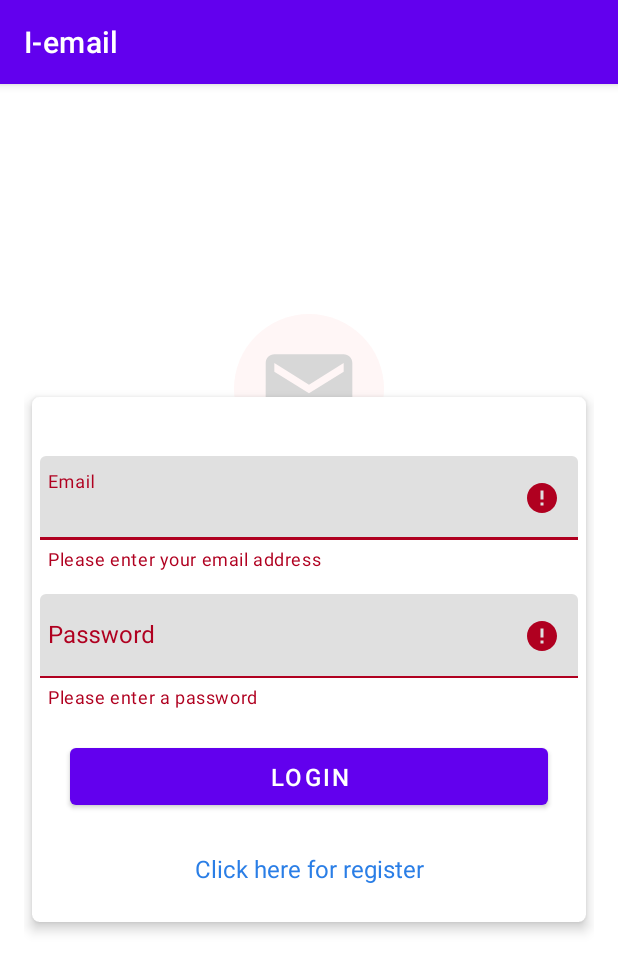
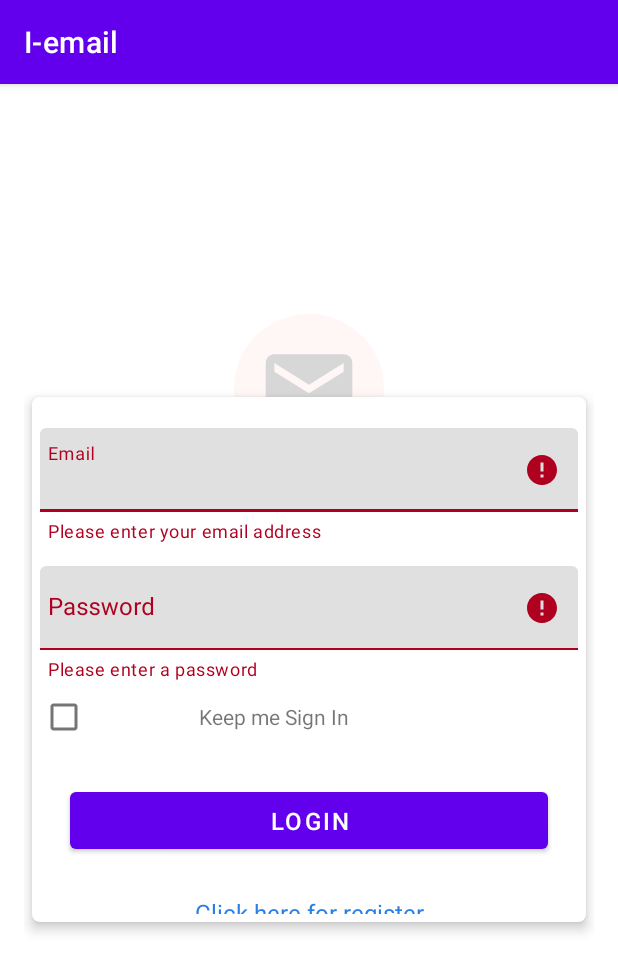
Before and after one commit to Rikanthan/voice_email, an Android app: the screen it shows after launch (MainActivity), after a tap on "LOGIN", on a phone screen of 412 x 824 dp. Shown: the top 972 px of the screen. Run offline under Robolectric (Android 15) with nearby library versions, the phone set to English and light mode, and no system bars; our stand-ins replace Firebase (no records; nobody signed in at launch, a user with empty details on screens opened directly).

Commit message:
add keep me sign in

```diff
--- a/app/src/main/java/com/example/i_email/MainActivity.java
+++ b/app/src/main/java/com/example/i_email/MainActivity.java
@@ -3,13 +3,17 @@ package com.example.i_email;
 import androidx.annotation.NonNull;
 import androidx.appcompat.app.AppCompatActivity;
 
+import android.content.Context;
 import android.content.Intent;
+import android.content.SharedPreferences;
 import android.os.Bundle;
 import android.speech.tts.TextToSpeech;
 import android.util.Log;
 import android.util.Patterns;
 import android.view.View;
+import android.view.inputmethod.InputMethodManager;
 import android.widget.Button;
+import android.widget.CheckBox;
 import android.widget.EditText;
 import android.widget.TextView;
 import android.widget.Toast;
@@ -25,16 +29,20 @@ import java.util.Locale;
 
 import static android.content.ContentValues.TAG;
 
-public class MainActivity extends AppCompatActivity {
+public class MainActivity extends AppCompatActivity implements View.OnClickListener {
 
     EditText email, password;
     Button login;
     TextView register;
+    String userEmail, userPassword;
     boolean isEmailValid, isPasswordValid;
     TextInputLayout emailError, passError;
     private FirebaseAuth mAuth;
     TextToSpeech speechText;
-
+    private CheckBox saveLoginCheckBox;
+    private SharedPreferences loginPreferences;
+    private SharedPreferences.Editor loginPrefsEditor;
+    private Boolean saveLogin;
     @Override
     protected void onCreate(Bundle savedInstanceState) {
         super.onCreate(savedInstanceState);
@@ -44,6 +52,16 @@ public class MainActivity extends AppCompatActivity {
         password = (EditText) findViewById(R.id.password);
         login = (Button) findViewById(R.id.login);
         register = (TextView) findViewById(R.id.register);
+        saveLoginCheckBox = (CheckBox)findViewById(R.id.saveLoginCheckBox);
+        loginPreferences = getSharedPreferences("loginPrefs", MODE_PRIVATE);
+        loginPrefsEditor = loginPreferences.edit();
+        saveLogin = loginPreferences.getBoolean("saveLogin", false);
+        if (saveLogin == true) {
+            email.setText(loginPreferences.getString("username", ""));
+            password.setText(loginPreferences.getString("password", ""));
+            saveLoginCheckBox.setChecked(true);
+        }
+
         emailError = (TextInputLayout) findViewById(R.id.emailError);
         passError = (TextInputLayout) findViewById(R.id.passError);
         mAuth = FirebaseAuth.getInstance();
@@ -63,12 +81,13 @@ public class MainActivity extends AppCompatActivity {
                 }
             }
         });
-        login.setOnClickListener(new View.OnClickListener() {
-            @Override
-            public void onClick(View v) {
-                SetValidation();
-            }
-        });
+        login.setOnClickListener(this);
+//        login.setOnClickListener(new View.OnClickListener() {
+//            @Override
+//            public void onClick(View v) {
+//                SetValidation();
+//            }
+//        });
 
         register.setOnClickListener(new View.OnClickListener() {
             @Override
@@ -148,4 +167,31 @@ public class MainActivity extends AppCompatActivity {
         super.onDestroy();
     }
 
+    @Override
+    public void onClick(View v) {
+        if (v == login) {
+            InputMethodManager imm = (InputMethodManager)getSystemService(Context.INPUT_METHOD_SERVICE);
+            imm.hideSoftInputFromWindow(email.getWindowToken(), 0);
+
+            userEmail = email.getText().toString();
+            userPassword = password.getText().toString();
+
+            if (saveLoginCheckBox.isChecked()) {
+                loginPrefsEditor.putBoolean("saveLogin", true);
+                loginPrefsEditor.putString("username", userEmail);
+                loginPrefsEditor.putString("password", userPassword);
+                loginPrefsEditor.commit();
+            } else {
+                loginPrefsEditor.clear();
+                loginPrefsEditor.commit();
+            }
+            SetValidation();
+
+        }
+    }
+
+    @Override
+    public void onPointerCaptureChanged(boolean hasCapture) {
+
+    }
 }
--- a/app/src/main/res/layout/activity_main.xml
+++ b/app/src/main/res/layout/activity_main.xml
@@ -64,7 +64,23 @@
                     android:singleLine="true"
                     android:paddingLeft="5dp" />
             </com.google.android.material.textfield.TextInputLayout>
-
+            <LinearLayout
+                android:layout_width="wrap_content"
+                android:layout_height="wrap_content"
+                android:orientation="horizontal">
+            <CheckBox
+                android:id="@+id/saveLoginCheckBox"
+                android:layout_width="fill_parent"
+                android:layout_height="wrap_content"
+                android:layout_alignParentLeft="true"
+                android:layout_below="@+id/editTextPassword"
+                android:text="Save Login?"
+                android:textColor="#FFF" />
+            <TextView
+                android:layout_width="wrap_content"
+                android:layout_height="wrap_content"
+                android:text="Keep me Sign In"/>
+            </LinearLayout>
             <Button
                 android:id="@+id/login"
                 android:layout_width="match_parent"
```
Also changed, not shown: app/src/main/java/com/example/i_email/Home.java (+28 -9 lines), app/src/main/res/layout/activity_home.xml (+5 -5 lines).
